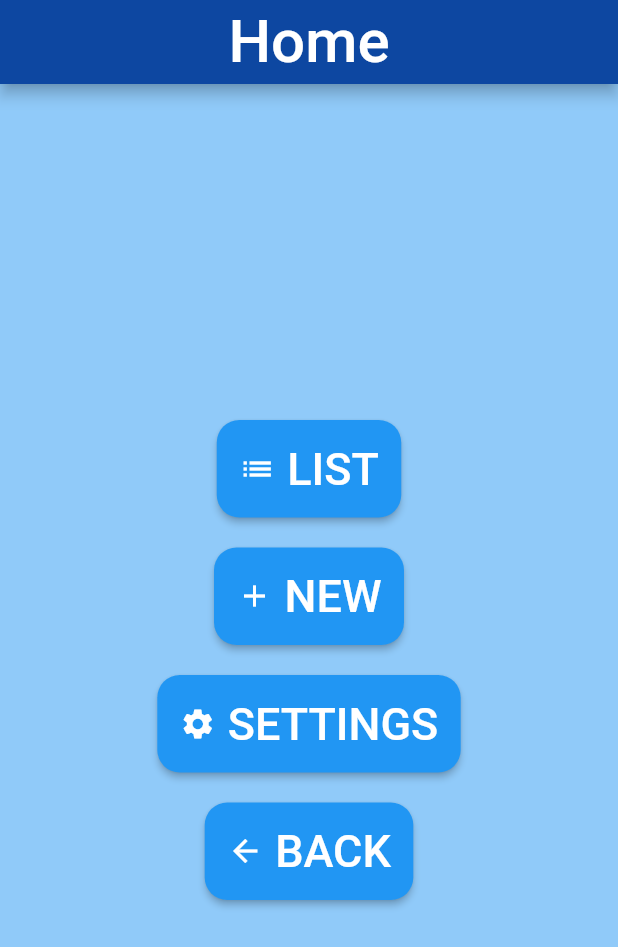
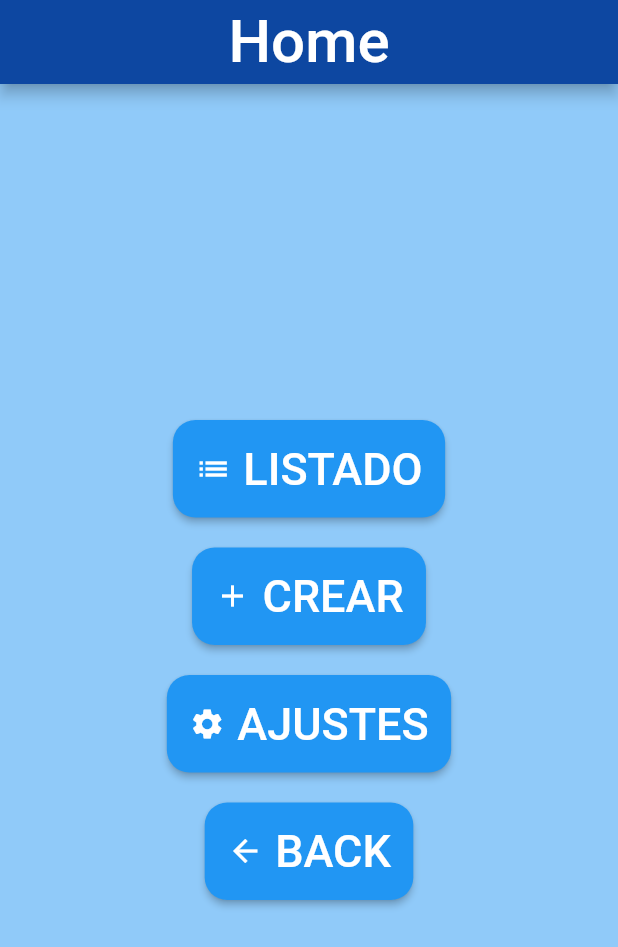
Before and after one commit to db110513/studiogenesis, a Flutter app: the screen it shows after launch, after a tap on "LOG IN", on a phone screen of 412 x 824 dp. Shown: the top 947 px of the screen. Run offline on Flutter 3.47's test engine with Material 2 defaults, Android fonts, the phone set to English and light mode, and no system bars.

Commit message:
Updated classes' names && Crear.dart updated

```diff
--- a/lib/Main.dart
+++ b/lib/Main.dart
@@ -2,19 +2,20 @@ import 'package:flutter/material.dart';
 
 import 'package:studiogenesis/screens/LogIn.dart';
 import 'package:studiogenesis/screens/Home.dart';
-import 'package:studiogenesis/screens/List.dart';
-import 'package:studiogenesis/screens/New.dart';
-import 'package:studiogenesis/screens/Settings.dart';
+import 'package:studiogenesis/screens/Listado.dart';
+import 'package:studiogenesis/screens/Crear.dart';
+import 'package:studiogenesis/screens/Ajustes.dart';
 
 
-void main() => runApp(MaterialApp(
+void main() => runApp(
+  MaterialApp(
     initialRoute: '/',
     routes: {
       '/' : (context) => const LogIn(),
       'loginPressed' : (context) => const Home(),
-    'listPressed' : (context) => const List(),
-    'newPressed' : (context) => const New(),
-    'settingsPressed' : (context) => const Settings(),
+      'listPressed' : (context) => const Listado(),
+      'newPressed' : (context) => const Crear(),
+      'settingsPressed' : (context) => const Ajustes(),
       'backToLogIn' : (context) => const LogIn(),
       'backToHome' : (context) => const Home(),
     },
--- a/lib/screens/Settings.dart
+++ b/lib/screens/Ajustes.dart
@@ -1,12 +1,12 @@
 import 'package:flutter/material.dart';
 
-class Settings extends StatefulWidget {
-  const Settings({Key? key}) : super(key: key);
+class Ajustes extends StatefulWidget {
+  const Ajustes({Key? key}) : super(key: key);
 
-  State<Settings> createState() => _SettingsState();
+  State<Ajustes> createState() => _AjustesState();
 }
 
-class _SettingsState extends State<Settings> {
+class _AjustesState extends State<Ajustes> {
 
   Widget build(BuildContext context) => MaterialApp(
     debugShowCheckedModeBanner: false,
@@ -16,7 +16,7 @@ class _SettingsState extends State<Settings> {
 
       appBar: AppBar(
         centerTitle: true,
-        title: const Text('Settings', style: TextStyle(fontSize: 40)),
+        title: const Text('Ajustes', style: TextStyle(fontSize: 40)),
         backgroundColor: Colors.blue[900],
       ),
 
--- a/lib/screens/Home.dart
+++ b/lib/screens/Home.dart
@@ -11,7 +11,6 @@ class App extends StatelessWidget {
   );
 
 }
-
 
 class Home extends StatelessWidget {
   const Home({Key? key}) : super(key: key);
@@ -40,7 +39,7 @@ class Home extends StatelessWidget {
               Navigator.pushNamed(context, 'listPressed');
             },
             icon: const Icon(Icons.list),
-            label: const Text('LIST', style: TextStyle(fontSize: 30)),
+            label: const Text('LISTADO', style: TextStyle(fontSize: 30)),
           ),
           const SizedBox(height: 20),
           ElevatedButton.icon(
@@ -52,7 +51,7 @@ class Home extends StatelessWidget {
               Navigator.pushNamed(context, 'newPressed');
             },
             icon: const Icon(Icons.add),
-            label: const Text('NEW', style: TextStyle(fontSize: 30)),
+            label: const Text('CREAR', style: TextStyle(fontSize: 30)),
           ),
           const SizedBox(height: 20),
           ElevatedButton.icon(
@@ -64,7 +63,7 @@ class Home extends StatelessWidget {
               Navigator.pushNamed(context, 'settingsPressed');
             },
             icon: const Icon(Icons.settings),
-            label: const Text('SETTINGS', style: TextStyle(fontSize: 30)),
+            label: const Text('AJUSTES', style: TextStyle(fontSize: 30)),
           ),
           const SizedBox(height: 20),
           ElevatedButton.icon(
--- a/lib/screens/List.dart
+++ b/lib/screens/Listado.dart
@@ -1,12 +1,12 @@
 import 'package:flutter/material.dart';
 
-class List extends StatefulWidget {
-  const List({Key? key}) : super(key: key);
+class Listado extends StatefulWidget {
+  const Listado({Key? key}) : super(key: key);
 
-  State<List> createState() => _ListState();
+  State<Listado> createState() => _ListadoState();
 }
 
-class _ListState extends State<List> {
+class _ListadoState extends State<Listado> {
 
   Widget build(BuildContext context) => MaterialApp(
     debugShowCheckedModeBanner: false,
@@ -16,7 +16,7 @@ class _ListState extends State<List> {
 
       appBar: AppBar(
         centerTitle: true,
-        title: const Text('List', style: TextStyle(fontSize: 40)),
+        title: const Text('Listado', style: TextStyle(fontSize: 40)),
         backgroundColor: Colors.blue[900],
       ),
 
```
Also changed, not shown: lib/screens/Crear.dart (renamed from lib/screens/New.dart, +19 -32 lines). Lines whose indentation alone changed are shown as unchanged.
